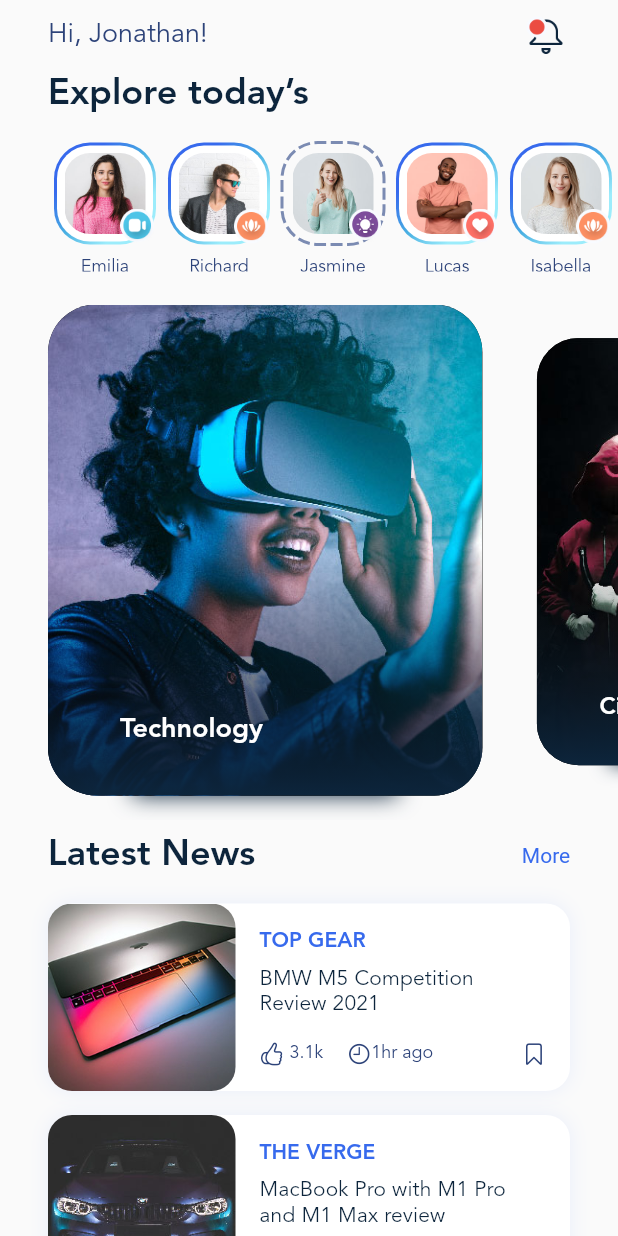
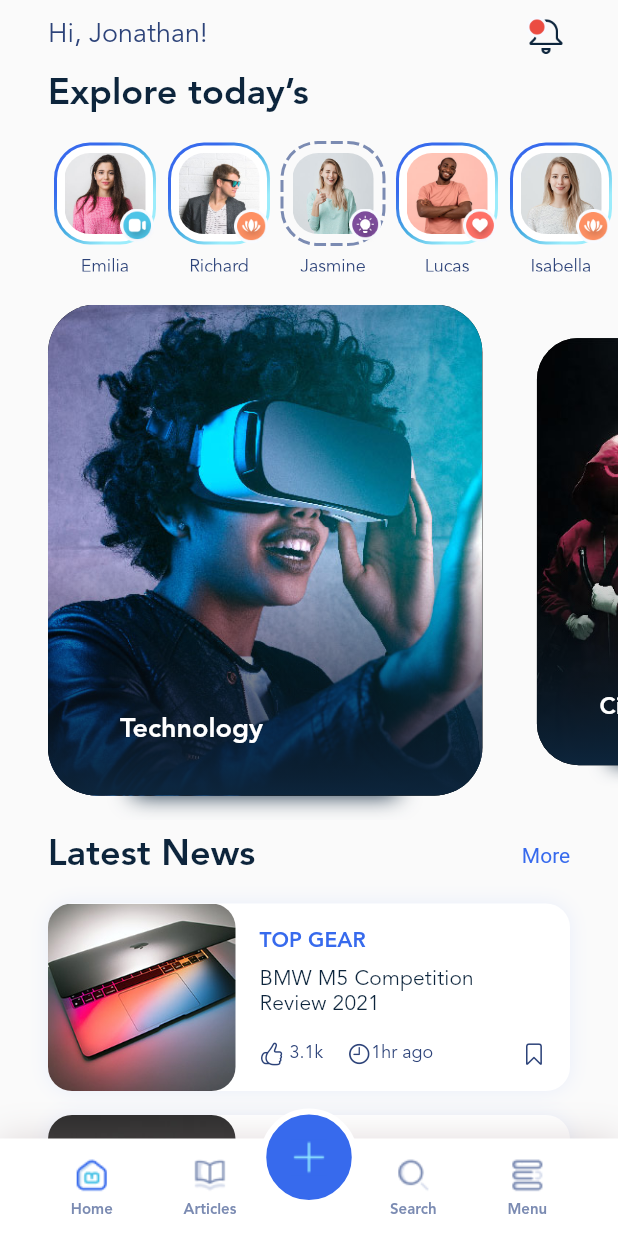
Before and after one commit to AtaMeydani/blog-club, a Flutter app: the screen it shows after launch, on a phone screen of 412 x 824 dp. Run offline on Flutter 3.47's test engine with Material 2 defaults, Android fonts, the phone set to English and light mode, and no system bars; drawn by our look-alikes of carousel_slider, dotted_border.

Commit message:
implement Bottom Navigation

```diff
--- a/lib/main.dart
+++ b/lib/main.dart
@@ -3,8 +3,15 @@ import 'package:carousel_slider/carousel_slider.dart';
 import 'package:dotted_border/dotted_border.dart';
 import 'package:flutter/cupertino.dart';
 import 'package:flutter/material.dart';
+import 'package:flutter/services.dart';
 
 void main() {
+  SystemChrome.setSystemUIOverlayStyle(const SystemUiOverlayStyle(
+    statusBarColor: Colors.white,
+    statusBarIconBrightness: Brightness.dark,
+    systemNavigationBarColor: Colors.white,
+    systemNavigationBarIconBrightness: Brightness.dark,
+  ));
   runApp(const MainApp());
 }
 
@@ -19,7 +26,19 @@ class MainApp extends StatelessWidget {
   Widget build(BuildContext context) {
     return MaterialApp(
       title: 'Blog Club',
-      home: const HomeScreen(),
+      home: Stack(
+        children: const [
+          Positioned.fill(
+            child: HomeScreen(),
+          ),
+          Positioned(
+            bottom: 0,
+            left: 0,
+            right: 0,
+            child: _BottomNavigation(),
+          ),
+        ],
+      ),
       theme: ThemeData(
         textButtonTheme: const TextButtonThemeData(
           style: ButtonStyle(
@@ -66,6 +85,12 @@ class MainApp extends StatelessWidget {
             fontFamily: defaultFontFamily,
             color: secondaryTextColor,
             fontSize: 12,
+          ),
+          bodySmall: TextStyle(
+            fontFamily: defaultFontFamily,
+            fontWeight: FontWeight.w700,
+            fontSize: 10,
+            color: Color(0xff7B8BB2),
           ),
         ),
       ),
@@ -118,9 +143,9 @@ class HomeScreen extends StatelessWidget {
               ),
               const _CategoryList(),
               const _PostList(),
-              SizedBox(
-                height: 32,
-              )
+              const SizedBox(
+                height: 90,
+              ),
             ],
           ),
         ),
@@ -402,7 +427,7 @@ class _PostList extends StatelessWidget {
             final post = posts[index];
             return _Post(post: post);
           },
-        )
+        ),
       ],
     );
   }
@@ -410,7 +435,6 @@ class _PostList extends StatelessWidget {
 
 class _Post extends StatelessWidget {
   const _Post({
-    super.key,
     required this.post,
   });
 
@@ -419,7 +443,7 @@ class _Post extends StatelessWidget {
   @override
   Widget build(BuildContext context) {
     return Container(
-      margin: EdgeInsets.symmetric(horizontal: 32, vertical: 8),
+      margin: const EdgeInsets.symmetric(horizontal: 32, vertical: 8),
       decoration: BoxDecoration(
         color: Colors.white,
         borderRadius: BorderRadius.circular(16),
@@ -470,14 +494,14 @@ class _Post extends StatelessWidget {
                         size: 16,
                         color: Theme.of(context).textTheme.bodyMedium!.color,
                       ),
-                      SizedBox(
+                      const SizedBox(
                         width: 4,
                       ),
                       Text(
                         post.likes,
                         style: Theme.of(context).textTheme.bodyMedium,
                       ),
-                      SizedBox(
+                      const SizedBox(
                         width: 16,
                       ),
                       Icon(
@@ -510,3 +534,97 @@ class _Post extends StatelessWidget {
     );
   }
 }
+
+class _BottomNavigation extends StatelessWidget {
+  const _BottomNavigation({Key? key}) : super(key: key);
+  @override
+  Widget build(BuildContext context) {
+    return SizedBox(
+      height: 85,
+      child: Stack(
+        alignment: Alignment.bottomCenter,
+        children: [
+          Container(
+            height: 65,
+            decoration: BoxDecoration(color: Colors.white, boxShadow: [
+              BoxShadow(
+                blurRadius: 20,
+                color: const Color(0x009B8487).withOpacity(.3),
+              ),
+            ]),
+            child: Row(
+              mainAxisAlignment: MainAxisAlignment.spaceEvenly,
+              children: const [
+                _ButtomNavigationItem(
+                  iconFileName: 'Home.png',
+                  activeIconFileName: 'Home.png',
+                  title: 'Home',
+                ),
+                _ButtomNavigationItem(
+                  iconFileName: 'Articles.png',
+                  activeIconFileName: 'Articles.png',
+                  title: 'Articles',
+                ),
+                SizedBox(
+                  width: 8,
+                ),
+                _ButtomNavigationItem(
+                  iconFileName: 'Search.png',
+                  activeIconFileName: 'Search.png',
+                  title: 'Search',
+                ),
+                _ButtomNavigationItem(
+                  iconFileName: 'Menu.png',
+                  activeIconFileName: 'Menu.png',
+                  title: 'Menu',
+                ),
+              ],
+            ),
+          ),
+          Align(
+            alignment: Alignment.topCenter,
+            child: Container(
+              width: 65,
+              height: 65,
+              decoration: BoxDecoration(
+                color: const Color(0xff376AED),
+                borderRadius: BorderRadius.circular(32.5),
+                border: Border.all(color: Colors.white, width: 4),
+              ),
+              child: Image.asset('assets/img/icons/plus.png'),
+            ),
+          )
+        ],
+      ),
+    );
+  }
+}
+
+class _ButtomNavigationItem extends StatelessWidget {
+  final String iconFileName;
+  final String activeIconFileName;
+  final String title;
+
+  const _ButtomNavigationItem({
+    required this.iconFileName,
+    required this.activeIconFileName,
+    required this.title,
+  });
+
+  @override
+  Widget build(BuildContext context) {
+    return Column(
+      mainAxisAlignment: MainAxisAlignment.center,
+      children: [
+        Image.asset('assets/img/icons/$iconFileName'),
+        const SizedBox(
+          height: 4,
+        ),
+        Text(
+          title,
+          style: Theme.of(context).textTheme.bodySmall,
+        ),
+      ],
+    );
+  }
+}
```
